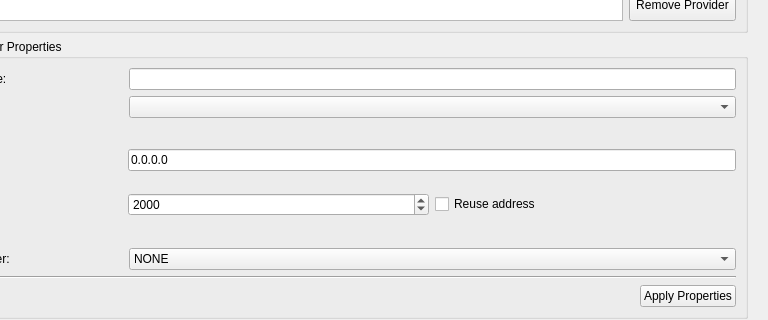
Qt form ui/posiview_properties_base.ui (jrenken/qgis-PosiView) before a commit; both pictures show x 215 to 983 and y 259 to 579 of the 983 by 898 pixel window.
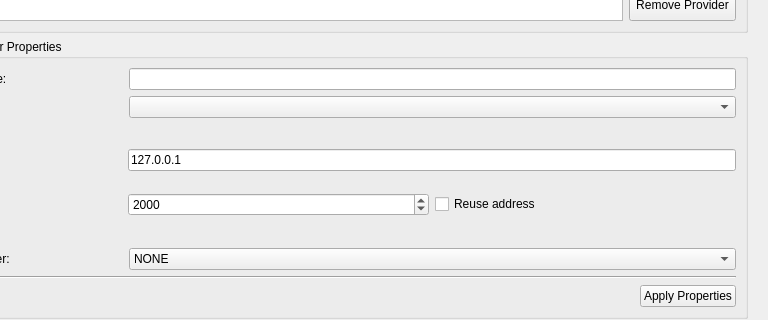
The same form after that commit. The open tabs and pages were chosen to show the change. Icons and pictures are not drawn. Custom widgets are drawn as their Qt base class.

```diff
--- a/ui/posiview_properties_base.ui
+++ b/ui/posiview_properties_base.ui
@@ -550,8 +550,8 @@
                <rect>
                 <x>0</x>
                 <y>0</y>
-                <width>617</width>
-                <height>407</height>
+                <width>811</width>
+                <height>847</height>
                </rect>
               </property>
               <layout class="QVBoxLayout" name="verticalLayout_8">
@@ -770,7 +770,7 @@
                       <item row="0" column="1" colspan="2">
                        <widget class="QLineEdit" name="lineEditProviderHostName">
                         <property name="text">
-                         <string>0.0.0.0</string>
+                         <string>127.0.0.1</string>
                         </property>
                        </widget>
                       </item>
```
Left out of the diff: 2 changed lines with no effect on the pictures.
